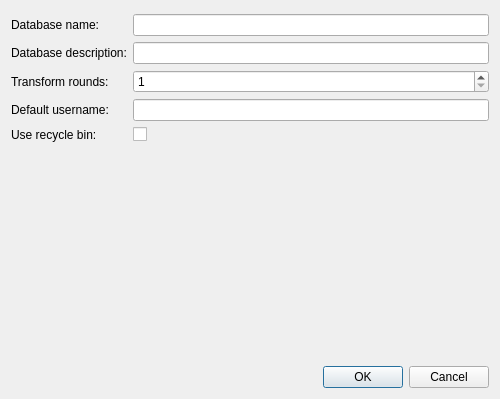
Before: the Qt Designer form src/gui/DatabaseSettingsWidget.ui in danilovsergei/keepassx-gdrive, drawn with Qt 5.
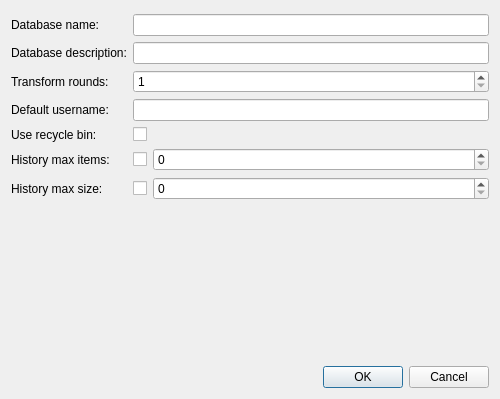
After: the same form once the commit is applied.

Commit message: Add gui option for history max items and size to database settings widget.

Diff of the .ui file:
```diff
--- a/src/gui/DatabaseSettingsWidget.ui
+++ b/src/gui/DatabaseSettingsWidget.ui
@@ -42,9 +42,6 @@
      <item row="1" column="1">
       <widget class="QLineEdit" name="dbNameEdit"/>
      </item>
-     <item row="2" column="1">
-      <widget class="QLineEdit" name="dbDescriptionEdit"/>
-     </item>
      <item row="2" column="0">
       <widget class="QLabel" name="dbDescriptionLabel">
        <property name="text">
@@ -52,6 +49,9 @@
        </property>
       </widget>
      </item>
+     <item row="2" column="1">
+      <widget class="QLineEdit" name="dbDescriptionEdit"/>
+     </item>
      <item row="3" column="0">
       <widget class="QLabel" name="transformRoundsLabel">
        <property name="text">
@@ -75,6 +75,13 @@
        </property>
       </widget>
      </item>
+     <item row="4" column="0">
+      <widget class="QLabel" name="defaultUsernameLabel">
+       <property name="text">
+        <string>Default username:</string>
+       </property>
+      </widget>
+     </item>
      <item row="4" column="1">
       <widget class="QLineEdit" name="defaultUsernameEdit">
        <property name="enabled">
@@ -82,16 +89,6 @@
        </property>
       </widget>
      </item>
-     <item row="4" column="0">
-      <widget class="QLabel" name="defaultUsernameLabel">
-       <property name="text">
-        <string>Default username:</string>
-       </property>
-      </widget>
-     </item>
-     <item row="5" column="1">
-      <widget class="QCheckBox" name="recycleBinEnabledCheckBox"/>
-     </item>
      <item row="5" column="0">
       <widget class="QLabel" name="label">
        <property name="text">
@@ -99,6 +96,71 @@
        </property>
       </widget>
      </item>
+     <item row="5" column="1">
+      <widget class="QCheckBox" name="recycleBinEnabledCheckBox"/>
+     </item>
+     <item row="7" column="0">
+      <widget class="QLabel" name="historyMaxSizeLabel">
+       <property name="text">
+        <string>History max size:</string>
+       </property>
+      </widget>
+     </item>
+     <item row="7" column="1">
+      <layout class="QHBoxLayout" name="horizontalLayout">
+       <item>
+        <widget class="QCheckBox" name="historyMaxSizeCheckBox">
+         <property name="text">
+          <string/>
+         </property>
+        </widget>
+       </item>
+       <item>
+        <widget class="QSpinBox" name="historyMaxSizeSpinBox">
+         <property name="sizePolicy">
+          <sizepolicy hsizetype="Expanding" vsizetype="Fixed">
+           <horstretch>0</horstretch>
+           <verstretch>0</verstretch>
+          </sizepolicy>
+         </property>
+         <property name="maximum">
+          <number>2000000000</number>
+         </property>
+        </widget>
+       </item>
+      </layout>
+     </item>
+     <item row="6" column="0">
+      <widget class="QLabel" name="historyMaxItemsLabel">
+       <property name="text">
+        <string>History max items:</string>
+       </property>
+      </widget>
+     </item>
+     <item row="6" column="1">
+      <layout class="QHBoxLayout" name="horizontalLayout_2">
+       <item>
+        <widget class="QCheckBox" name="historyMaxItemsCheckBox">
+         <property name="text">
+          <string/>
+         </property>
+        </widget>
+       </item>
+       <item>
+        <widget class="QSpinBox" name="historyMaxItemsSpinBox">
+         <property name="sizePolicy">
+          <sizepolicy hsizetype="Expanding" vsizetype="Fixed">
+           <horstretch>0</horstretch>
+           <verstretch>0</verstretch>
+          </sizepolicy>
+         </property>
+         <property name="maximum">
+          <number>2000000000</number>
+         </property>
+        </widget>
+       </item>
+      </layout>
+     </item>
     </layout>
    </item>
    <item>
```
The commit also changes 5 other files.
